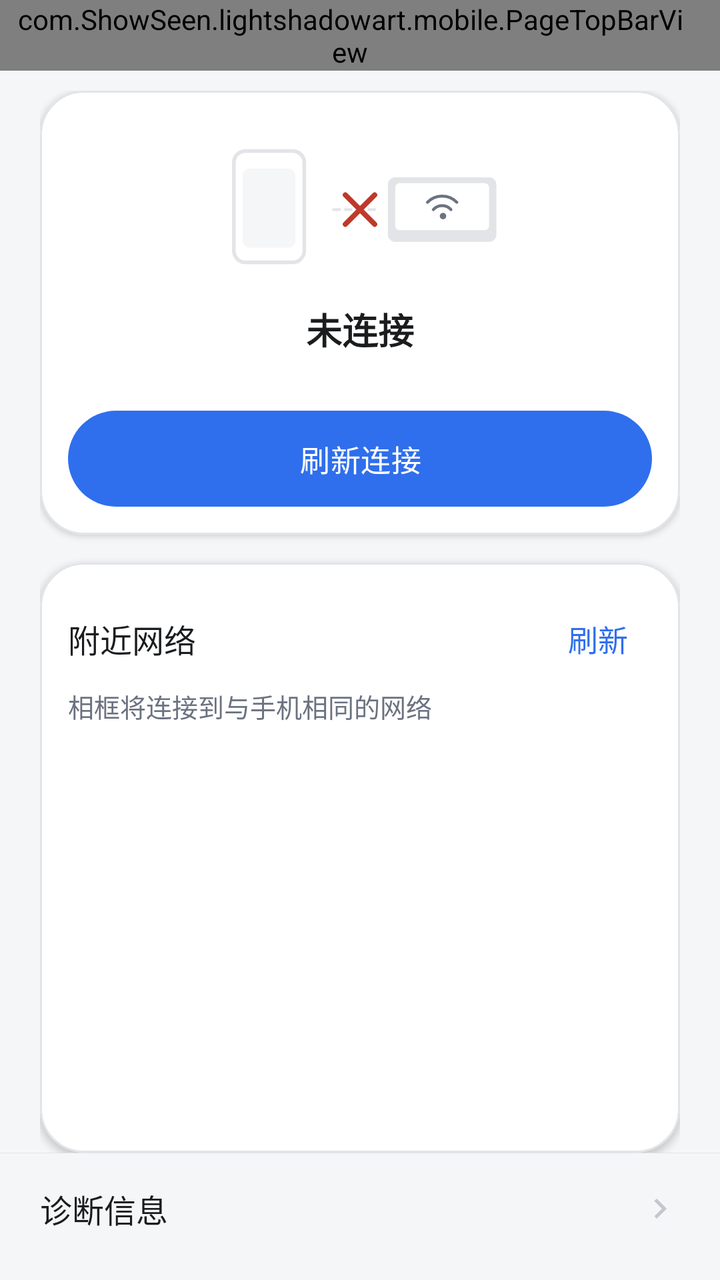
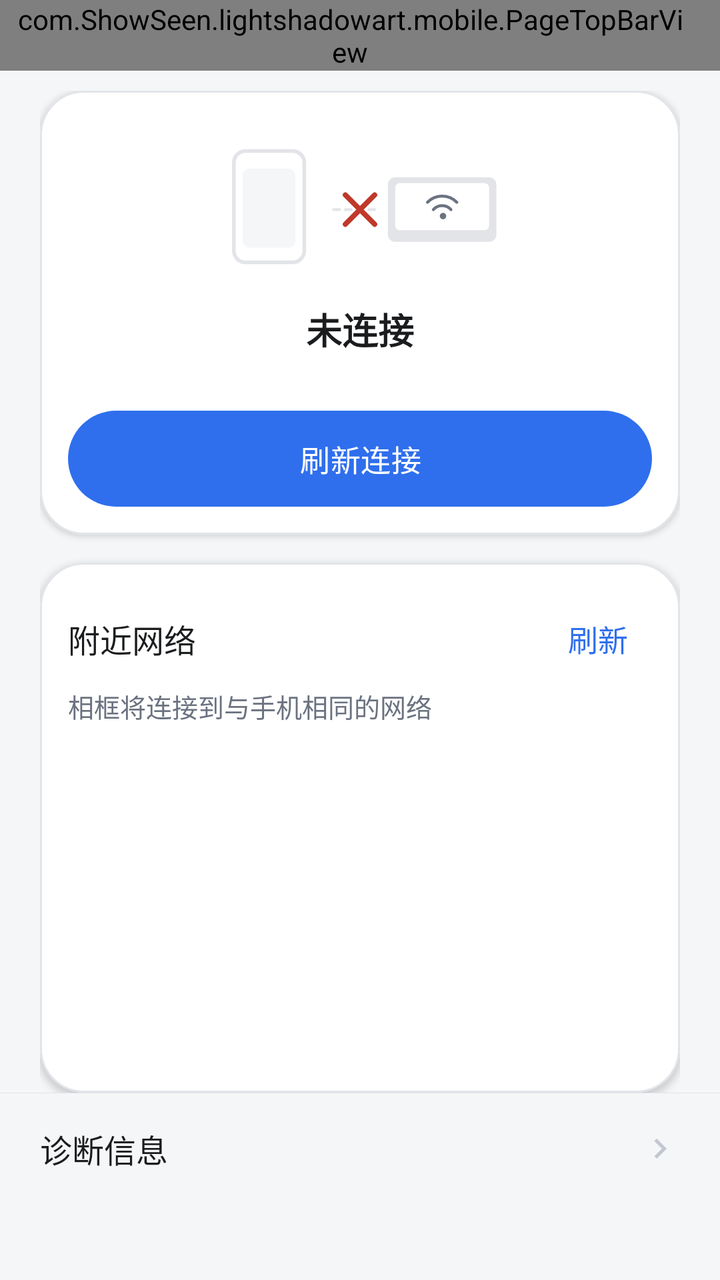

Compare the two renders of this Android layout. The source of the first and the diff that turns it into the second are given below.
<!-- AndroidManifest.xml: application theme Theme.LightShadowArtPhone -->
<!-- res/layout/activity_network.xml -->
<?xml version="1.0" encoding="utf-8"?>
<LinearLayout xmlns:android="http://schemas.android.com/apk/res/android"
    xmlns:app="http://schemas.android.com/apk/res-auto"
    android:layout_width="match_parent"
    android:layout_height="match_parent"
    android:background="@color/app_bg"
    android:orientation="vertical">

    <com.ShowSeen.lightshadowart.mobile.PageTopBarView
        android:id="@+id/network_top_bar"
        android:layout_width="match_parent"
        android:layout_height="wrap_content"
        android:paddingStart="8dp"
        android:paddingEnd="@dimen/card_padding" />

    <LinearLayout
        android:layout_width="match_parent"
        android:layout_height="0dp"
        android:layout_weight="1"
        android:orientation="vertical"
        android:paddingStart="@dimen/page_horizontal_padding"
        android:paddingTop="@dimen/item_gap"
        android:paddingEnd="@dimen/page_horizontal_padding">

        
        <com.google.android.material.card.MaterialCardView
            style="@style/SurfaceCard"
            android:layout_width="match_parent"
            android:layout_height="wrap_content">

            <LinearLayout
                android:layout_width="match_parent"
                android:layout_height="wrap_content"
                android:gravity="center_horizontal"
                android:orientation="vertical"
                android:padding="@dimen/card_padding_compact">

                
                <ImageView
                    android:id="@+id/iv_network_illustration"
                    android:layout_width="match_parent"
                    android:layout_height="@dimen/network_illustration_height"
                    android:contentDescription="@null"
                    android:scaleType="centerInside"
                    android:src="@drawable/ic_network_link_off" />

                <TextView
                    android:id="@+id/tv_network_state"
                    style="@style/Text.TitleMedium"
                    android:layout_width="wrap_content"
                    android:layout_height="wrap_content"
                    android:layout_marginTop="4dp"
                    android:gravity="center"
                    android:text="@string/network_state_disconnected" />

                <TextView
                    android:id="@+id/tv_network_device"
                    style="@style/Text.Body"
                    android:layout_width="match_parent"
                    android:layout_height="wrap_content"
                    android:layout_marginTop="2dp"
                    android:ellipsize="middle"
                    android:gravity="center"
                    android:maxLines="1"
                    android:visibility="gone" />

                <TextView
                    android:id="@+id/tv_network_note"
                    style="@style/Text.Hint"
                    android:layout_width="match_parent"
                    android:layout_height="wrap_content"
                    android:layout_marginTop="2dp"
                    android:gravity="center" />

                <com.google.android.material.button.MaterialButton
                    android:id="@+id/btn_network_reconnect"
                    style="@style/PillButton"
                    android:layout_width="match_parent"
                    android:layout_height="wrap_content"
                    android:layout_marginTop="8dp"
                    android:text="@string/action_refresh" />
            </LinearLayout>
        </com.google.android.material.card.MaterialCardView>

        
        <com.google.android.material.card.MaterialCardView
            style="@style/SurfaceCard"
            android:layout_width="match_parent"
            android:layout_height="0dp"
            android:layout_marginTop="@dimen/section_gap"
            android:layout_weight="1">

            <LinearLayout
                android:layout_width="match_parent"
                android:layout_height="match_parent"
                android:orientation="vertical"
                android:paddingStart="@dimen/card_padding_compact"
                android:paddingTop="@dimen/card_padding_compact"
                android:paddingEnd="@dimen/card_padding_compact"
                android:paddingBottom="6dp">

                <LinearLayout
                    android:layout_width="match_parent"
                    android:layout_height="wrap_content"
                    android:gravity="center_vertical"
                    android:orientation="horizontal">

                    <TextView
                        style="@style/Text.RowTitle"
                        android:layout_width="0dp"
                        android:layout_height="wrap_content"
                        android:layout_weight="1"
                        android:text="@string/network_nearby_title" />

                    <TextView
                        android:id="@+id/btn_network_refresh"
                        style="@style/Text.Body"
                        android:layout_width="wrap_content"
                        android:layout_height="wrap_content"
                        android:gravity="center"
                        android:minWidth="48dp"
                        android:minHeight="48dp"
                        android:paddingStart="12dp"
                        android:paddingEnd="12dp"
                        android:text="@string/network_refresh"
                        android:textColor="@color/primary_blue" />
                </LinearLayout>

                <TextView
                    style="@style/Text.Hint"
                    android:layout_width="match_parent"
                    android:layout_height="wrap_content"
                    android:text="@string/network_nearby_hint" />

                <TextView
                    android:id="@+id/tv_network_list_hint"
                    style="@style/Text.Hint"
                    android:layout_width="match_parent"
                    android:layout_height="wrap_content"
                    android:layout_marginTop="6dp"
                    android:visibility="gone" />

                <ScrollView
                    android:id="@+id/scroll_networks"
                    android:layout_width="match_parent"
                    android:layout_height="0dp"
                    android:layout_marginTop="2dp"
                    android:layout_weight="1"
                    android:fadeScrollbars="false"
                    android:fillViewport="true"
                    android:scrollbarStyle="insideOverlay"
                    android:scrollbars="vertical">

                    <LinearLayout
                        android:id="@+id/list_networks"
                        android:layout_width="match_parent"
                        android:layout_height="wrap_content"
                        android:orientation="vertical" />
                </ScrollView>
            </LinearLayout>
        </com.google.android.material.card.MaterialCardView>
    </LinearLayout>

    
    <View
        android:layout_width="match_parent"
        android:layout_height="1px"
        android:background="@color/divider_stroke" />

    <LinearLayout
        android:id="@+id/row_network_diagnostics"
        style="@style/Settings.Row.Clickable"
        android:layout_width="match_parent"
        android:layout_height="wrap_content"
        android:paddingStart="@dimen/page_horizontal_padding"
        android:paddingTop="@dimen/network_bottom_bar_top_padding"
        android:paddingEnd="@dimen/page_horizontal_padding"
        android:paddingBottom="@dimen/network_bottom_bar_bottom_padding">

        <TextView
            style="@style/Text.RowTitle"
            android:layout_width="0dp"
            android:layout_height="wrap_content"
            android:layout_weight="1"
            android:text="@string/network_diagnostics_title" />

        <ImageView
            android:layout_width="20dp"
            android:layout_height="20dp"
            android:contentDescription="@null"
            android:src="@drawable/ic_chevron_right" />
    </LinearLayout>
</LinearLayout>
<!-- resources referenced by this layout -->
<resources>
  <color name="app_bg">#F5F6F8</color>
  <color name="divider_stroke">#E2E4E8</color>
  <color name="primary_blue">#2F6FED</color>
  <dimen name="card_padding">18dp</dimen>
  <dimen name="card_padding_compact">14dp</dimen>
  <dimen name="item_gap">10dp</dimen>
  <dimen name="network_bottom_bar_bottom_padding">24dp</dimen>
  <dimen name="network_bottom_bar_top_padding">16dp</dimen>
  <dimen name="network_illustration_height">88dp</dimen>
  <dimen name="page_horizontal_padding">20dp</dimen>
  <dimen name="section_gap">14dp</dimen>
  <!-- drawable ic_chevron_right (drawable) -->
  <?xml version="1.0" encoding="utf-8"?>
  <vector xmlns:android="http://schemas.android.com/apk/res/android"
      android:width="20dp"
      android:height="20dp"
      android:viewportWidth="24"
      android:viewportHeight="24">
      <path
          android:fillColor="@color/icon_muted"
          android:pathData="M10,6L8.59,7.41 13.17,12l-4.58,4.59L10,18l6,-6z" />
  </vector>
  <string name="action_refresh">刷新连接</string>
  <string name="network_diagnostics_title">诊断信息</string>
  <string name="network_nearby_hint">相框将连接到与手机相同的网络</string>
  <string name="network_nearby_title">附近网络</string>
  <string name="network_refresh">刷新</string>
  <string name="network_state_disconnected">未连接</string>
  <style name="Settings.Row.Clickable" parent="Settings.Row">
          <item name="android:clickable">true</item>
          <item name="android:focusable">true</item>
          <item name="android:background">?attr/selectableItemBackground</item>
      </style>
  <style name="SurfaceCard" parent="Widget.Material3.CardView.Elevated">
          <item name="cardBackgroundColor">@color/card_bg</item>
          <item name="cardCornerRadius">@dimen/corner_large</item>
          <item name="cardElevation">@dimen/card_elevation</item>
          <item name="strokeColor">@color/divider_stroke</item>
          <item name="strokeWidth">@dimen/divider_width</item>
      </style>
  <style name="Text.Body" parent="">
          <item name="android:textColor">@color/text_primary</item>
          <item name="android:textSize">@dimen/text_body</item>
          <item name="android:lineSpacingMultiplier">1.15</item>
      </style>
  <style name="Text.Hint" parent="">
          <item name="android:textColor">@color/text_secondary</item>
          <item name="android:textSize">@dimen/text_hint</item>
      </style>
  <style name="Text.RowTitle" parent="">
          <item name="android:textColor">@color/text_primary</item>
          <item name="android:textSize">@dimen/text_row_title</item>
      </style>
  <style name="Text.TitleMedium" parent="">
          <item name="android:textColor">@color/text_primary</item>
          <item name="android:textSize">@dimen/text_title_medium</item>
          <item name="android:textStyle">bold</item>
      </style>
  <color name="icon_muted">@color/text_disabled</color>
  <color name="card_bg">#FFFFFF</color>
  <color name="text_secondary">#6B7280</color>
  <color name="status_destructive">#C0392B</color>
  <dimen name="touch_min_height">48dp</dimen>
  <dimen name="text_button">15sp</dimen>
  <dimen name="corner_pill">28dp</dimen>
  <dimen name="corner_large">22dp</dimen>
  <dimen name="card_elevation">2dp</dimen>
  <dimen name="divider_width">1dp</dimen>
  <color name="text_primary">#1A1C1E</color>
  <dimen name="text_body">15sp</dimen>
  <dimen name="text_hint">13sp</dimen>
  <dimen name="text_row_title">16sp</dimen>
  <dimen name="text_title_medium">18sp</dimen>
  <color name="on_primary">#FFFFFF</color>
  <color name="primary_soft">#E9EFFD</color>
  <color name="card_tint">#F5F6F8</color>
  <color name="text_disabled">#C3C7CF</color>
  <!-- unchanged entries left out for length: 4 -->
</resources>

<!-- the commit's change to res/layout/activity_network.xml (unified diff, before → after) -->
@@ -172,6 +172,7 @@
         style="@style/Settings.Row.Clickable"
         android:layout_width="match_parent"
         android:layout_height="wrap_content"
+        android:layout_marginBottom="@dimen/network_bottom_bar_margin_bottom"
         android:paddingStart="@dimen/page_horizontal_padding"
         android:paddingTop="@dimen/network_bottom_bar_top_padding"
         android:paddingEnd="@dimen/page_horizontal_padding"
<!-- resource entries referenced after the edit -->
@@ -7,6 +7,7 @@
   <dimen name="card_padding_compact">14dp</dimen>
   <dimen name="item_gap">10dp</dimen>
   <dimen name="network_bottom_bar_bottom_padding">24dp</dimen>
+  <dimen name="network_bottom_bar_margin_bottom">30dp</dimen>
   <dimen name="network_bottom_bar_top_padding">16dp</dimen>
   <dimen name="network_illustration_height">88dp</dimen>
   <dimen name="page_horizontal_padding">20dp</dimen>
